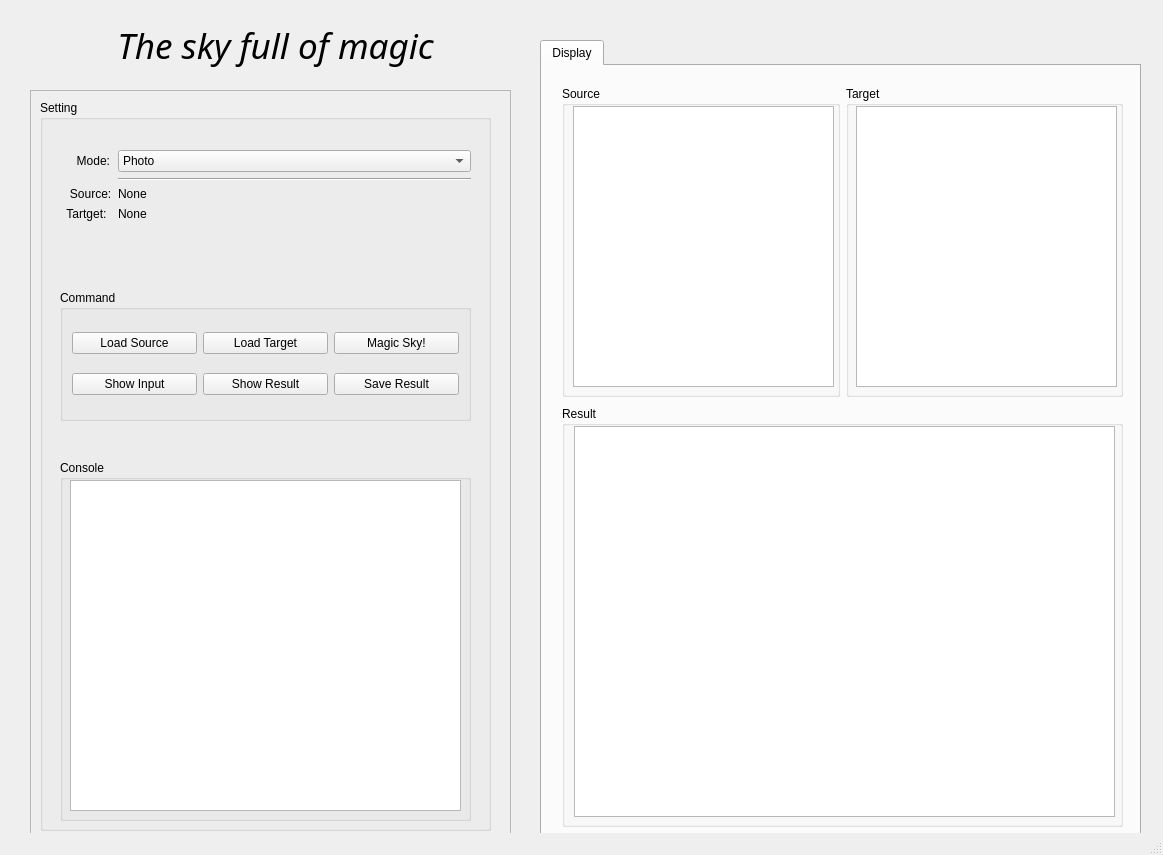
Old version of the form Magic_Sky.ui in the repository WilliamLambertCN/Magic_Sky.
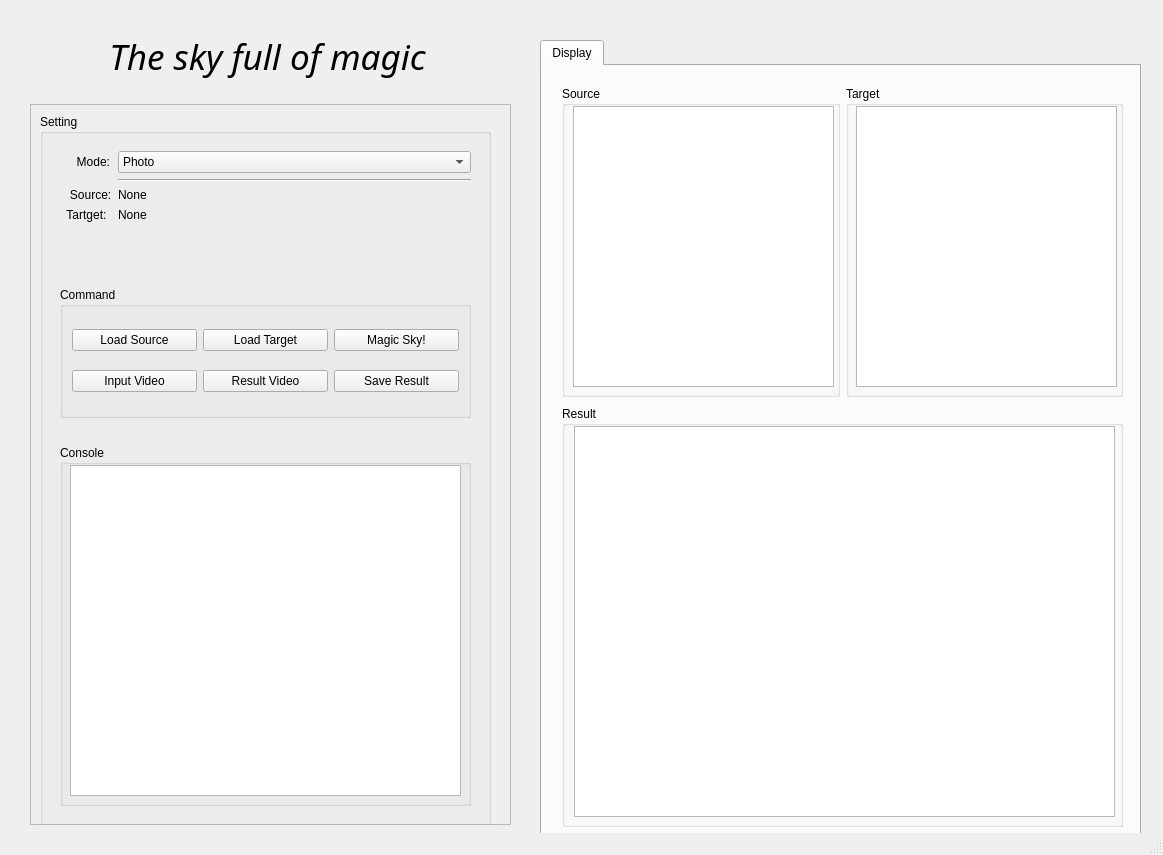
New version of the form.

Commit message: UI V1.1, only the video infer func in GUI needs improving.

```diff
--- a/Magic_Sky.ui
+++ b/Magic_Sky.ui
@@ -108,9 +108,9 @@
     <property name="geometry">
      <rect>
       <x>30</x>
-      <y>90</y>
+      <y>104</y>
       <width>481</width>
-      <height>751</height>
+      <height>721</height>
      </rect>
     </property>
     <property name="frameShape">
@@ -138,7 +138,7 @@
          <property name="geometry">
           <rect>
            <x>20</x>
-           <y>360</y>
+           <y>331</y>
            <width>411</width>
            <height>361</height>
           </rect>
@@ -161,7 +161,7 @@
          <property name="geometry">
           <rect>
            <x>20</x>
-           <y>190</y>
+           <y>173</y>
            <width>411</width>
            <height>131</height>
           </rect>
@@ -194,14 +194,14 @@
           <item row="1" column="0">
            <widget class="QPushButton" name="pushButton_3">
             <property name="text">
-             <string>Show Input</string>
+             <string>Input Video</string>
             </property>
            </widget>
           </item>
           <item row="1" column="1">
            <widget class="QPushButton" name="pushButton_4">
             <property name="text">
-             <string>Show Result</string>
+             <string>Result Video</string>
             </property>
            </widget>
           </item>
@@ -218,7 +218,7 @@
          <property name="geometry">
           <rect>
            <x>20</x>
-           <y>50</y>
+           <y>37</y>
            <width>411</width>
            <height>111</height>
           </rect>
@@ -312,10 +312,10 @@
    <widget class="QLabel" name="Slogan">
     <property name="geometry">
      <rect>
-      <x>40</x>
-      <y>10</y>
-      <width>471</width>
-      <height>71</height>
+      <x>27</x>
+      <y>16</y>
+      <width>481</width>
+      <height>81</height>
      </rect>
     </property>
     <property name="font">
```
The commit also changes 9 other files.
